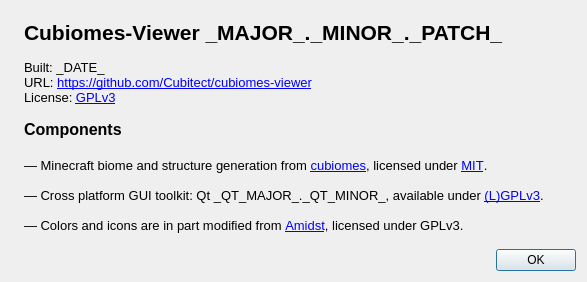
Cubitect/cubiomes-viewer, file src/aboutdialog.ui: the form before one commit.
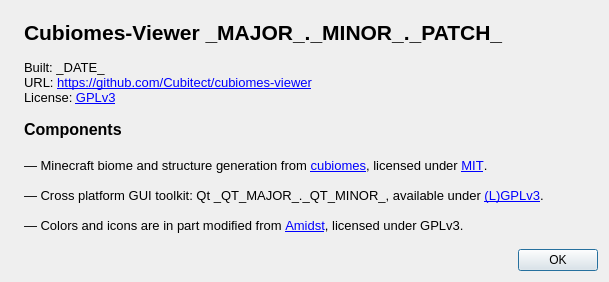
The form after the commit. Icons and pictures are not drawn.

Patch:
```diff
--- a/src/aboutdialog.ui
+++ b/src/aboutdialog.ui
@@ -6,7 +6,7 @@
    <rect>
     <x>0</x>
     <y>0</y>
-    <width>587</width>
+    <width>609</width>
     <height>282</height>
    </rect>
   </property>
```
Left out of the diff: 4 changed lines with no effect on the pictures.
